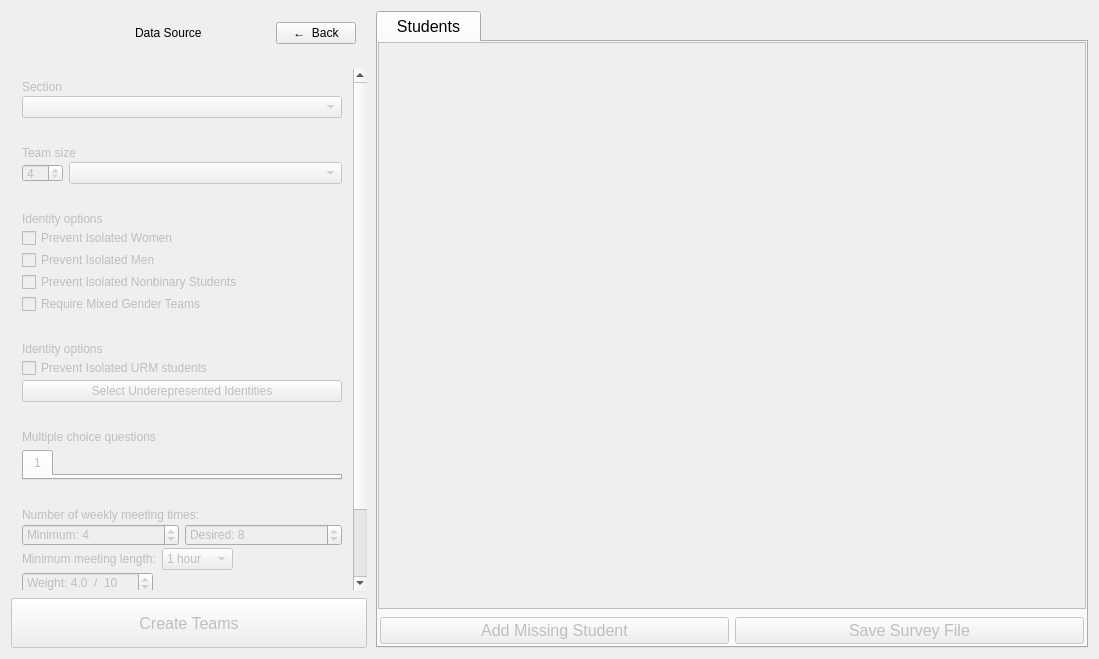
Before: the Qt Designer form gruepr.ui in gruepr/gruepr, drawn with Qt 5.
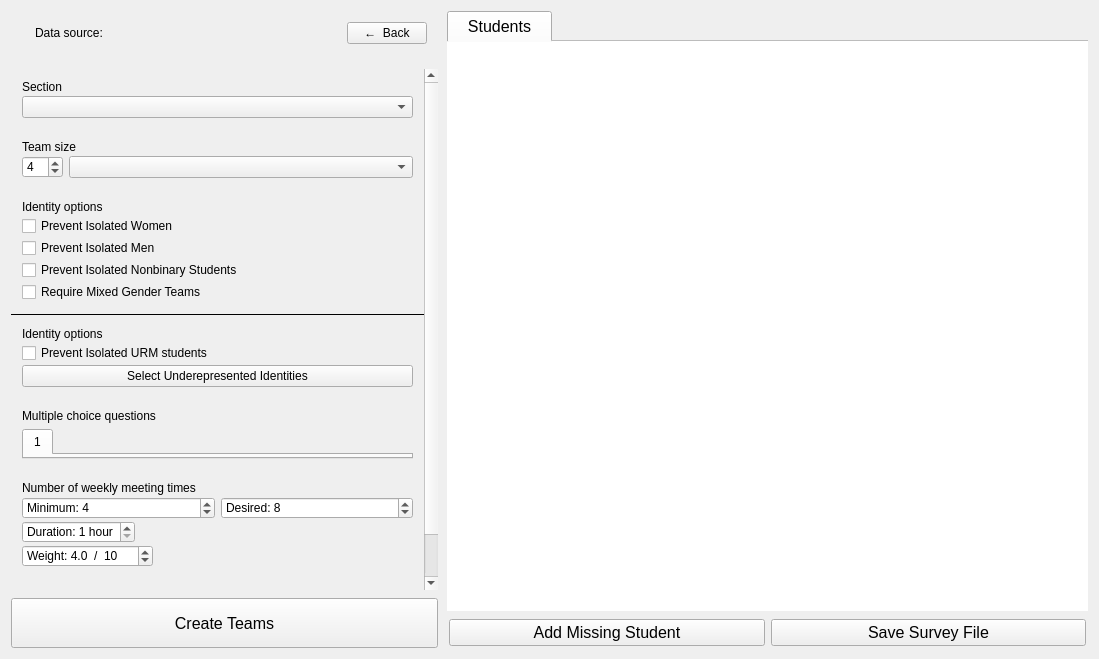
After: the same form once the commit is applied. Icons and pictures are not drawn. Custom widgets are drawn as their Qt base class.

Commit message: Continuing rework of gruepr UI

```diff
--- a/gruepr.ui
+++ b/gruepr.ui
@@ -26,20 +26,32 @@
   <widget class="QWidget" name="centralWidget">
    <layout class="QGridLayout" name="gridLayout">
     <item row="0" column="0">
-     <layout class="QGridLayout" name="topLayout" rowstretch="1,0,1" columnstretch="1,2">
+     <layout class="QGridLayout" name="topLayout" rowstretch="1,0,1" columnstretch="2,3">
       <property name="horizontalSpacing">
        <number>9</number>
       </property>
       <item row="0" column="0" alignment="Qt::AlignTop">
        <widget class="QFrame" name="dataSourceFrame">
+        <property name="sizePolicy">
+         <sizepolicy hsizetype="Expanding" vsizetype="Preferred">
+          <horstretch>0</horstretch>
+          <verstretch>0</verstretch>
+         </sizepolicy>
+        </property>
         <layout class="QHBoxLayout" name="horizontalLayout">
          <item alignment="Qt::AlignLeft|Qt::AlignVCenter">
           <widget class="QLabel" name="dataSourceIcon"/>
          </item>
-         <item alignment="Qt::AlignLeft|Qt::AlignVCenter">
+         <item alignment="Qt::AlignVCenter">
           <widget class="QLabel" name="dataSourceLabel">
+           <property name="sizePolicy">
+            <sizepolicy hsizetype="MinimumExpanding" vsizetype="Ignored">
+             <horstretch>0</horstretch>
+             <verstretch>0</verstretch>
+            </sizepolicy>
+           </property>
            <property name="text">
-            <string>Data Source</string>
+            <string>Data source: </string>
            </property>
            <property name="wordWrap">
             <bool>true</bool>
@@ -48,6 +60,12 @@
          </item>
          <item alignment="Qt::AlignRight|Qt::AlignVCenter">
           <widget class="QPushButton" name="newDataSourceButton">
+           <property name="sizePolicy">
+            <sizepolicy hsizetype="Preferred" vsizetype="Preferred">
+             <horstretch>0</horstretch>
+             <verstretch>0</verstretch>
+            </sizepolicy>
+           </property>
            <property name="text">
             <string>←  Back</string>
            </property>
@@ -84,11 +102,14 @@
           <rect>
            <x>0</x>
            <y>0</y>
-           <width>343</width>
-           <height>636</height>
+           <width>414</width>
+           <height>603</height>
           </rect>
          </property>
          <layout class="QVBoxLayout" name="verticalLayout_2">
+          <property name="spacing">
+           <number>0</number>
+          </property>
           <property name="leftMargin">
            <number>0</number>
           </property>
@@ -109,9 +130,6 @@
              </property>
              <item alignment="Qt::AlignLeft|Qt::AlignVCenter">
               <widget class="QLabel" name="sectionLabel">
-               <property name="enabled">
-                <bool>false</bool>
-               </property>
                <property name="text">
                 <string>Section</string>
                </property>
@@ -119,9 +137,6 @@
              </item>
              <item>
               <widget class="QComboBox" name="sectionSelectionBox">
-               <property name="enabled">
-                <bool>false</bool>
-               </property>
                <property name="sizePolicy">
                 <sizepolicy hsizetype="Preferred" vsizetype="Preferred">
                  <horstretch>1</horstretch>
@@ -139,35 +154,29 @@
             </layout>
            </widget>
           </item>
+          <item>
+           <spacer name="sectionSpacer">
+            <property name="orientation">
+             <enum>Qt::Vertical</enum>
+            </property>
+            <property name="sizeHint" stdset="0">
+             <size>
+              <width>20</width>
+              <height>40</height>
+             </size>
+            </property>
+           </spacer>
+          </item>
           <item>
            <widget class="QFrame" name="teamSizeFrame">
-            <layout class="QGridLayout" name="teamSizeLayout" columnstretch="0,1">
+            <layout class="QGridLayout" name="teamSizeLayout" columnstretch="0,0">
              <property name="verticalSpacing">
               <number>2</number>
              </property>
-             <item row="0" column="0" colspan="2" alignment="Qt::AlignLeft|Qt::AlignVCenter">
-              <widget class="QLabel" name="teamSizeLabel">
-               <property name="enabled">
-                <bool>false</bool>
-               </property>
-               <property name="sizePolicy">
-                <sizepolicy hsizetype="Preferred" vsizetype="Preferred">
-                 <horstretch>0</horstretch>
-                 <verstretch>0</verstretch>
-                </sizepolicy>
-               </property>
-               <property name="text">
-                <string>Team size</string>
-               </property>
-              </widget>
-             </item>
              <item row="1" column="1">
               <widget class="QComboBox" name="teamSizeBox">
-               <property name="enabled">
-                <bool>false</bool>
-               </property>
                <property name="sizePolicy">
-                <sizepolicy hsizetype="Preferred" vsizetype="Preferred">
+                <sizepolicy hsizetype="Expanding" vsizetype="Preferred">
                  <horstretch>0</horstretch>
                  <verstretch>0</verstretch>
                 </sizepolicy>
@@ -180,25 +189,29 @@
                </property>
               </widget>
              </item>
+             <item row="0" column="0" colspan="2" alignment="Qt::AlignLeft|Qt::AlignVCenter">
+              <widget class="QLabel" name="teamSizeLabel">
+               <property name="sizePolicy">
+                <sizepolicy hsizetype="Preferred" vsizetype="Preferred">
+                 <horstretch>0</horstretch>
+                 <verstretch>0</verstretch>
+                </sizepolicy>
+               </property>
+               <property name="text">
+                <string>Team size</string>
+               </property>
+              </widget>
+             </item>
              <item row="1" column="0">
               <widget class="QSpinBox" name="idealTeamSizeBox">
-               <property name="enabled">
-                <bool>false</bool>
-               </property>
                <property name="sizePolicy">
-                <sizepolicy hsizetype="Preferred" vsizetype="Preferred">
+                <sizepolicy hsizetype="Minimum" vsizetype="Preferred">
                  <horstretch>0</horstretch>
                  <verstretch>0</verstretch>
                 </sizepolicy>
                </property>
-               <property name="maximumSize">
-                <size>
-                 <width>16777215</width>
-                 <height>18</height>
-                </size>
-               </property>
                <property name="toolTip">
-                <string>Set the ideal number of students on each team.</string>
+                <string>Set the ideal number of students on each team</string>
                </property>
                <property name="minimum">
                 <number>2</number>
@@ -211,6 +224,19 @@
             </layout>
            </widget>
           </item>
+          <item>
+           <spacer name="teamsizeSpacer">
+            <property name="orientation">
+             <enum>Qt::Vertical</enum>
+            </property>
+            <property name="sizeHint" stdset="0">
+             <size>
+              <width>20</width>
+              <height>40</height>
+             </size>
+            </property>
+           </spacer>
+          </item>
           <item>
            <widget class="QFrame" name="genderFrame">
             <layout class="QVBoxLayout" name="genderLayout">
@@ -219,9 +245,6 @@
              </property>
              <item alignment="Qt::AlignLeft|Qt::AlignVCenter">
               <widget class="QLabel" name="genderLabel">
-               <property name="enabled">
-                <bool>false</bool>
-               </property>
                <property name="text">
                 <string>Identity options</string>
                </property>
@@ -229,9 +252,6 @@
              </item>
              <item>
               <widget class="QCheckBox" name="isolatedWomenCheckBox">
-               <property name="enabled">
-                <bool>false</bool>
-               </property>
                <property name="sizePolicy">
                 <sizepolicy hsizetype="Preferred" vsizetype="Minimum">
                  <horstretch>0</horstretch>
@@ -248,9 +268,6 @@
              </item>
              <item>
               <widget class="QCheckBox" name="isolatedMenCheckBox">
-               <property name="enabled">
-                <bool>false</bool>
-               </property>
                <property name="sizePolicy">
                 <sizepolicy hsizetype="Preferred" vsizetype="Minimum">
                  <horstretch>0</horstretch>
@@ -267,9 +284,6 @@
              </item>
              <item>
               <widget class="QCheckBox" name="isolatedNonbinaryCheckBox">
-               <property name="enabled">
-                <bool>false</bool>
-               </property>
                <property name="sizePolicy">
                 <sizepolicy hsizetype="Preferred" vsizetype="Minimum">
                  <horstretch>0</horstretch>
@@ -286,9 +300,6 @@
              </item>
              <item>
               <widget class="QCheckBox" name="mixedGenderCheckBox">
-               <property name="enabled">
-                <bool>false</bool>
-               </property>
                <property name="sizePolicy">
                 <sizepolicy hsizetype="Preferred" vsizetype="Minimum">
                  <horstretch>0</horstretch>
@@ -306,6 +317,29 @@
             </layout>
            </widget>
           </item>
+          <item>
+           <spacer name="genderSpacer">
+            <property name="orientation">
+             <enum>Qt::Vertical</enum>
+            </property>
+            <property name="sizeHint" stdset="0">
+             <size>
+              <width>20</width>
+              <height>40</height>
+             </size>
+            </property>
+           </spacer>
+          </item>
+          <item>
+           <widget class="Line" name="genderAndURMLine">
+            <property name="frameShadow">
+             <enum>QFrame::Plain</enum>
+            </property>
+            <property name="orientation">
+             <enum>Qt::Horizontal</enum>
+            </property>
+           </widget>
+          </item>
           <item>
            <widget class="QFrame" name="URMFrame">
             <layout class="QVBoxLayout" name="URMLayout">
@@ -314,9 +348,6 @@
              </property>
              <item alignment="Qt::AlignLeft|Qt::AlignVCenter">
               <widget class="QLabel" name="URMLabel">
-               <property name="enabled">
-                <bool>false</bool>
-               </property>
                <property name="text">
                 <string>Identity options</string>
                </property>
@@ -324,9 +355,6 @@
              </item>
              <item>
               <widget class="QCheckBox" name="isolatedURMCheckBox">
-               <property name="enabled">
-                <bool>false</bool>
-               </property>
                <property name="sizePolicy">
                 <sizepolicy hsizetype="Preferred" vsizetype="Minimum">
                  <horstretch>0</horstretch>
@@ -343,9 +371,6 @@
              </item>
              <item>
               <widget class="QPushButton" name="URMResponsesButton">
-               <property name="enabled">
-                <bool>false</bool>
-               </property>
                <property name="sizePolicy">
                 <sizepolicy hsizetype="Preferred" vsizetype="Preferred">
                  <horstretch>0</horstretch>
@@ -363,14 +388,24 @@
             </layout>
            </widget>
           </item>
+          <item>
+           <spacer name="URMSpacer">
+            <property name="orientation">
+             <enum>Qt::Vertical</enum>
+            </property>
+            <property name="sizeHint" stdset="0">
+             <size>
+              <width>20</width>
+              <height>40</height>
+             </size>
+            </property>
+           </spacer>
+          </item>
           <item>
            <widget class="QFrame" name="attributesFrame">
             <layout class="QVBoxLayout" name="attributesLayout">
              <item alignment="Qt::AlignLeft|Qt::AlignVCenter">
               <widget class="QLabel" name="attributesLabel">
-               <property name="enabled">
-                <bool>false</bool>
-               </property>
                <property name="text">
                 <string>Multiple choice questions</string>
                </property>
@@ -378,9 +413,6 @@
              </item>
              <item>
               <widget class="QTabWidget" name="attributesTabWidget">
-               <property name="enabled">
-                <bool>false</bool>
-               </property>
                <property name="sizePolicy">
                 <sizepolicy hsizetype="Preferred" vsizetype="Expanding">
                  <horstretch>0</horstretch>
@@ -406,6 +438,19 @@
             </layout>
            </widget>
           </item>
+          <item>
+           <spacer name="attributeSpacer">
+            <property name="orientation">
+             <enum>Qt::Vertical</enum>
+            </property>
+            <property name="sizeHint" stdset="0">
+             <size>
+              <width>20</width>
+              <height>40</height>
+             </size>
+            </property>
+           </spacer>
+          </item>
           <item>
            <widget class="QFrame" name="scheduleFrame">
             <layout class="QVBoxLayout" name="scheduleLayout">
@@ -425,9 +470,6 @@
                </property>
                <item row="1" column="1">
                 <widget class="QSpinBox" name="desiredMeetingTimes">
-                 <property name="enabled">
-                  <bool>false</bool>
-                 </property>
                  <property name="toolTip">
                   <string>gruepr will try to create teams that have this many available meeting times.</string>
                  </property>
@@ -444,9 +486,6 @@
                </item>
                <item row="1" column="0">
                 <widget class="QSpinBox" name="minMeetingTimes">
-                 <property name="enabled">
-                  <bool>false</bool>
-                 </property>
                  <property name="toolTip">
                   <string>gruepr will try to prevent forming teams with fewer than this many available meeting times.</string>
                  </property>
@@ -460,11 +499,8 @@
                </item>
                <item row="0" column="0" colspan="2" alignment="Qt::AlignLeft|Qt::AlignVCenter">
                 <widget class="QLabel" name="label_7">
-                 <property name="enabled">
-                  <bool>false</bool>
-                 </property>
                  <property name="text">
-                  <string>Number of weekly meeting times:</string>
+                  <string>Number of weekly meeting times</string>
                  </property>
                 </widget>
                </item>
@@ -472,45 +508,20 @@
              </item>
              <item>
               <layout class="QHBoxLayout" name="meetingLengthLayout">
-               <item alignment="Qt::AlignLeft|Qt::AlignVCenter">
-                <widget class="QLabel" name="label_0">
-                 <property name="enabled">
-                  <bool>false</bool>
-                 </property>
-                 <property name="text">
-                  <string>Minimum meeting length:</string>
-                 </property>
-                </widget>
-               </item>
                <item>
-                <widget class="QComboBox" name="meetingLength">
-                 <property name="enabled">
-                  <bool>false</bool>
+                <widget class="QSpinBox" name="meetingLengthSpinBox">
+                 <property name="suffix">
+                  <string> hour</string>
                  </property>
-                 <property name="sizePolicy">
-                  <sizepolicy hsizetype="Preferred" vsizetype="Minimum">
-                   <horstretch>0</horstretch>
-                   <verstretch>0</verstretch>
-                  </sizepolicy>
+                 <property name="prefix">
+                  <string>Duration: </string>
                  </property>
-                 <property name="toolTip">
-                  <string>Overlaps in schedule must be at least this big to be considered an available meeting time.</string>
+                 <property name="minimum">
+                  <number>1</number>
                  </property>
-                 <item>
-                  <property name="text">
-                   <string>1 hour</string>
-                  </property>
-                 </item>
-                 <item>
-                  <property name="text">
-                   <string>2 hours</string>
-                  </property>
-                 </item>
-                 <item>
-                  <property name="text">
-                   <string>3 hours</string>
-                  </property>
-                 </item>
+                 <property name="maximum">
+                  <number>3</number>
+                 </property>
                 </widget>
                </item>
                <item>
@@ -535,9 +546,6 @@
                </property>
                <item>
                 <widget class="QDoubleSpinBox" name="scheduleWeight">
-                 <property name="enabled">
-                  <bool>false</bool>
-                 </property>
                  <property name="prefix">
                   <string>Weight: </string>
                  </property>
@@ -570,6 +578,19 @@
             </layout>
            </widget>
           </item>
+          <item>
+           <spacer name="scheduleSpacer">
+            <property name="orientation">
+             <enum>Qt::Vertical</enum>
+            </property>
+            <property name="sizeHint" stdset="0">
+             <size>
+              <width>20</width>
+              <height>40</height>
+             </size>
+            </property>
+           </spacer>
+          </item>
           <item>
            <widget class="QFrame" name="teammatesFrame">
             <layout class="QVBoxLayout" name="teammatesLayout" stretch="0,0">
@@ -578,9 +599,6 @@
              </property>
              <item alignment="Qt::AlignLeft|Qt::AlignVCenter">
               <widget class="QLabel" name="teammatesLabel">
-               <property name="enabled">
-                <bool>false</bool>
-               </property>
                <property name="text">
                 <string>Required and prevented teammates</string>
                </property>
@@ -588,9 +606,6 @@
              </item>
              <item>
               <widget class="QPushButton" name="teammatesButton">
-               <property name="enabled">
-                <bool>false</bool>
-               </property>
                <property name="sizePolicy">
                 <sizepolicy hsizetype="Expanding" vsizetype="Preferred">
                  <horstretch>0</horstretch>
@@ -614,9 +629,6 @@
       </item>
       <item row="2" column="0" alignment="Qt::AlignBottom">
        <widget class="QPushButton" name="letsDoItButton">
-        <property name="enabled">
-         <bool>false</bool>
-        </property>
         <property name="sizePolicy">
          <sizepolicy hsizetype="Preferred" vsizetype="Preferred">
           <horstretch>0</horstretch>
@@ -677,6 +689,9 @@
         <property name="usesScrollButtons">
          <bool>false</bool>
         </property>
+        <property name="documentMode">
+         <bool>true</bool>
+        </property>
         <widget class="QWidget" name="studentsTab">
          <property name="sizePolicy">
           <sizepolicy hsizetype="Expanding" vsizetype="Preferred">
@@ -702,9 +717,6 @@
           </property>
           <item>
            <widget class="StudentTableWidget" name="studentTable">
-            <property name="enabled">
-             <bool>false</bool>
-            </property>
             <property name="sizePolicy">
              <sizepolicy hsizetype="Expanding" vsizetype="Expanding">
               <horstretch>1</horstretch>
@@ -717,40 +729,8 @@
             <property name="contextMenuPolicy">
              <enum>Qt::NoContextMenu</enum>
             </property>
-            <property name="styleSheet">
-             <string notr="true">QTableView{gridline-color: black;}
-	QHeaderView::section{
-		border-top:0px solid #D8D8D8;
-		border-left:0px solid #D8D8D8;
-		border-right:1px solid black;
-		border-bottom: 1px solid black;
-		background-color:Gainsboro;
-		padding:4px;
-		font-weight:bold;
-		color:black;
-		text-align:center;}
-	QHeaderView::down-arrow{
-		image: url(:/icons/down_arrow.png);
-		width:18px;
-		subcontrol-origin: padding;
-		subcontrol-position:bottom left;}
-	QHeaderView::up-arrow{
-		image: url(:/icons/up_arrow.png);
-		width:18px;
-		subcontrol-origin: padding;
-		subcontrol-position:top left;}
-	QTableCornerButton::section{
-		border-top:0px solid #D8D8D8;
-		border-left:0px solid #D8D8D8;
-		border-right:1px solid black;
-		border-bottom: 1px solid black;
-		background-color:white;}
-	QTableView::item{
-		selection-background-color: #ceeafb;
-		selection-color: black;}</string>
-            </property>
             <property name="frameShape">
-             <enum>QFrame::Box</enum>
+             <enum>QFrame::NoFrame</enum>
             </property>
             <property name="frameShadow">
              <enum>QFrame::Plain</enum>
@@ -797,12 +777,6 @@
             <property name="cornerButtonEnabled">
              <bool>false</bool>
             </property>
-            <attribute name="horizontalHeaderCascadingSectionResizes">
-             <bool>true</bool>
-            </attribute>
-            <attribute name="horizontalHeaderMinimumSectionSize">
-             <number>20</number>
-            </attribute>
            </widget>
           </item>
           <item>
@@ -821,9 +795,6 @@
             </property>
             <item>
              <widget class="QPushButton" name="addStudentPushButton">
-              <property name="enabled">
-               <bool>false</bool>
-              </property>
               <property name="sizePolicy">
                <sizepolicy hsizetype="MinimumExpanding" vsizetype="Fixed">
                 <horstretch>0</horstretch>
@@ -855,9 +826,6 @@
             </item>
             <item>
              <widget class="QPushButton" name="saveSurveyFilePushButton">
-              <property name="enabled">
-               <bool>false</bool>
-              </property>
               <property name="sizePolicy">
                <sizepolicy hsizetype="MinimumExpanding" vsizetype="Fixed">
                 <horstretch>0</horstretch>
```
The commit also changes 6 other files.
